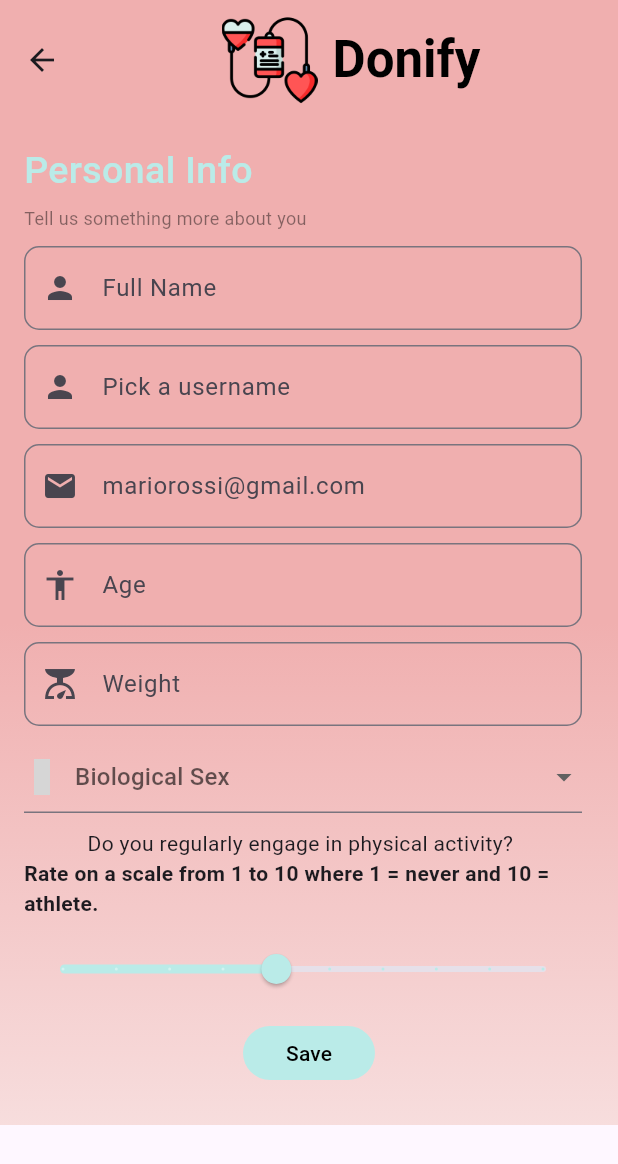
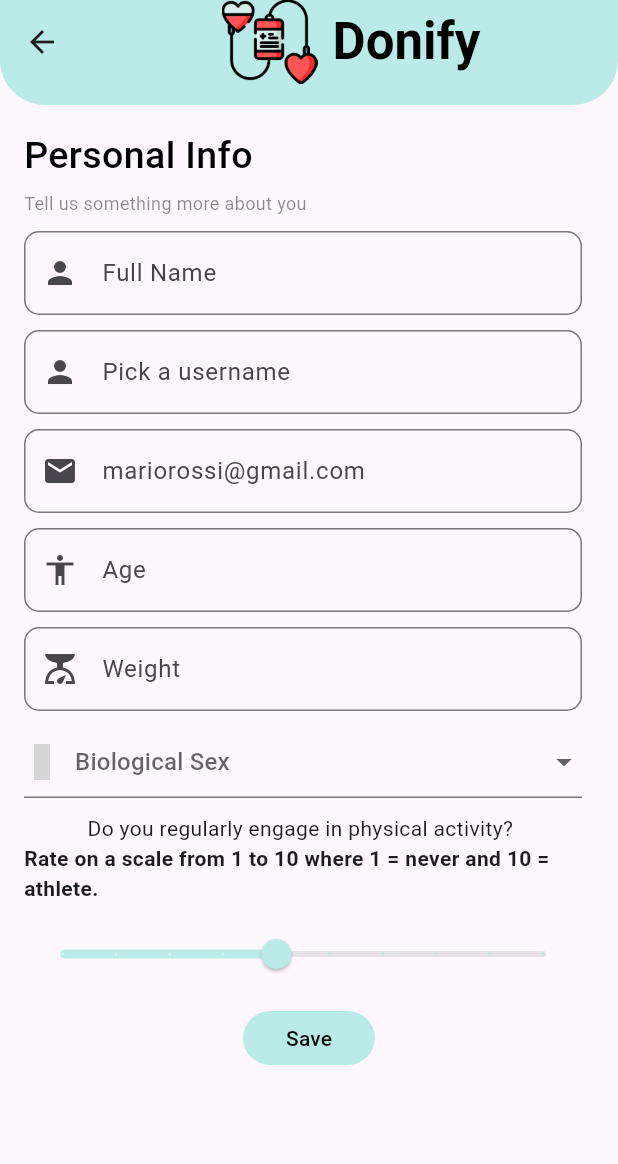
Before and after one commit to giadina10/project_app, a Flutter app: the PersonalInfo screen opened by its route, on a phone screen of 412 x 824 dp. Shown: the top 1164 px of the screen. Run offline on Flutter 3.47's test engine with Material 3 defaults, Android fonts, the phone set to English and light mode, and no system bars; our stand-ins replace jwt_decoder, material_design_icons_flutter, shared_preferences, table_calendar; missing offline and left inert: graphic; accounts and stored records are empty; Roboto replaces fonts that are missing (CustomFont); project files that could hold a hidden picture were left out; grey boxes are pictures that could not be loaded.

Commit message:
cambiato colori

```diff
--- a/APP/blood/lib/screens/HomePage.dart
+++ b/APP/blood/lib/screens/HomePage.dart
@@ -12,7 +12,7 @@ import 'package:blood/screens/StatisticPage.dart';
 // Definisco custom app bar
 PreferredSizeWidget customAppBar(FeaturesProvider featuresProvider) {
   return AppBar(
-    backgroundColor: Color.fromARGB(255, 240, 175, 175),
+    backgroundColor: Color.fromARGB(255, 240, 197, 197),
     shape: const RoundedRectangleBorder(
       borderRadius: BorderRadius.vertical(
         bottom: Radius.circular(30),
@@ -142,7 +142,7 @@ class _HomePageState extends State<HomePage> {
                   'Hello, ',
                   style: TextStyle(
                     fontSize: 20,
-                    fontWeight: FontWeight.w500,
+                    fontWeight: FontWeight.bold,
                     fontFamily: 'Roboto Serif',
                   ),
                 ),
@@ -166,7 +166,7 @@ class _HomePageState extends State<HomePage> {
                 'When do you want to donate?',
                 style: TextStyle(
                   fontSize: 20,
-                  fontWeight: FontWeight.w500,
+                  fontWeight: FontWeight.bold,
                   fontFamily: 'Roboto Serif',
                 ),
               ),
--- a/APP/blood/lib/screens/SignUp.dart
+++ b/APP/blood/lib/screens/SignUp.dart
@@ -25,15 +25,7 @@ class _PersonalInfoState extends State<PersonalInfo> {
   bool? isPregnant;
   bool? isSporty;
   double activityLevel = 5; // Default value on the slider
-  String selectedAvatar = 'assets/images/a1.jpg'; // default avatar
-  final List<String> avatars = [
-    'assets/images/a1.jpg',
-    'assets/images/a2.jpg',
-    'assets/images/a3.jpg',
-    'assets/images/a4.jpg',
-    'assets/images/a5.jpg',
-    'assets/images/a6.jpg',
-  ];
+  bool isLoading = true; // State variable to track loading state
 
   @override
   void initState() {
@@ -63,51 +55,22 @@ class _PersonalInfoState extends State<PersonalInfo> {
       isPregnant = pregnant;
       isSporty = sporty;
       activityLevel = activity;
+      isLoading = false; // Set isLoading to false when data is loaded
     });
-  }
-
-  void _showAvatarSelectionDialog() {
-    showDialog(
-      context: context,
-      builder: (BuildContext context) {
-        return AlertDialog(
-          title: Text('Select an Avatar'),
-          content: Container(
-            width: double.maxFinite,
-            child: GridView.builder(
-              gridDelegate: SliverGridDelegateWithFixedCrossAxisCount(
-                crossAxisCount: 2, // Due colonne
-                mainAxisSpacing: 10.0,
-                crossAxisSpacing: 10.0,
-                childAspectRatio: 1.0,
-              ),
-              shrinkWrap: true,
-              itemCount: avatars.length,
-              itemBuilder: (BuildContext context, int index) {
-                return GestureDetector(
-                  onTap: () {
-                    setState(() {
-                      selectedAvatar = avatars[index];
-                    });
-                    Navigator.of(context).pop();
-                  },
-                  child: Image.asset(avatars[index]),
-                );
-              },
-            ),
-          ),
-        );
-      },
-    );
   }
 
   @override
   Widget build(BuildContext context) {
     return Scaffold(
-      appBar: AppBar(
-        backgroundColor: Color.fromARGB(255, 240, 175, 175),
-        elevation: 0,
-        toolbarHeight: 80,
+      appBar: PreferredSize(
+        preferredSize: Size.fromHeight(70.0), // Set the height here
+        child: AppBar(
+          backgroundColor: Color.fromARGB(255, 186, 235, 232),
+          shape: const RoundedRectangleBorder(
+            borderRadius: BorderRadius.vertical(
+              bottom: Radius.circular(30),
+            ),
+          ),
           title: Row(
             mainAxisAlignment: MainAxisAlignment.center,
             children: [
@@ -128,20 +91,11 @@ class _PersonalInfoState extends State<PersonalInfo> {
             ],
           ),
         ),
+      ),
       body: SafeArea(
-        child: Container(
-          decoration: BoxDecoration(
-            gradient: LinearGradient(
-              begin: Alignment.topCenter,
-              end: Alignment.bottomCenter,
-              colors: [
-                Color.fromARGB(255, 240, 175, 175),
-                Color.fromARGB(255, 247, 221, 221),
-              ],
-              stops: [0.5, 1.0],
-            ),
-          ),
-          child: SingleChildScrollView(
+        child: isLoading
+            ? Center(child: CircularProgressIndicator()) // Show loading indicator while data is loading
+            : SingleChildScrollView(
                 padding: const EdgeInsets.all(16.0),
                 child: Form(
                   key: _formKey,
@@ -153,7 +107,7 @@ class _PersonalInfoState extends State<PersonalInfo> {
                         style: TextStyle(
                           fontWeight: FontWeight.w500,
                           fontSize: 25,
-                      color: Color.fromARGB(255, 186, 235, 232),
+                          color: Color.fromARGB(255, 0, 0, 0),
                         ),
                       ),
                       const SizedBox(height: 5),
@@ -177,11 +131,13 @@ class _PersonalInfoState extends State<PersonalInfo> {
                           decoration: InputDecoration(
                             focusedBorder: OutlineInputBorder(
                               borderRadius: BorderRadius.circular(10.0),
-                          borderSide:
-                              const BorderSide(color: Color.fromARGB(255, 186, 235, 232), width: 2.0),
+                              borderSide: const BorderSide(
+                                  color: Color.fromARGB(255, 186, 235, 232),
+                                  width: 2.0),
                             ),
                             border: const OutlineInputBorder(
-                          borderRadius: BorderRadius.all(Radius.circular(10.0)),
+                              borderRadius:
+                                  BorderRadius.all(Radius.circular(10.0)),
                             ),
                             prefixIcon: const Icon(
                               Icons.person,
@@ -203,8 +159,9 @@ class _PersonalInfoState extends State<PersonalInfo> {
                           decoration: InputDecoration(
                             focusedBorder: OutlineInputBorder(
                               borderRadius: BorderRadius.circular(10.0),
-                          borderSide:
-                              const BorderSide(color: Color.fromARGB(255, 186, 235, 232), width: 2.0),
+                              borderSide: const BorderSide(
+                                  color: Color.fromARGB(255, 186, 235, 232),
+                                  width: 2.0),
                             ),
                             border: const OutlineInputBorder(
                                 borderRadius:
@@ -229,8 +186,9 @@ class _PersonalInfoState extends State<PersonalInfo> {
                           decoration: InputDecoration(
                             focusedBorder: OutlineInputBorder(
                               borderRadius: BorderRadius.circular(10.0),
-                          borderSide:
-                              const BorderSide(color: Color.fromARGB(255, 186, 235, 232), width: 2.0),
+                              borderSide: const BorderSide(
+                                  color: Color.fromARGB(255, 186, 235, 232),
+                                  width: 2.0),
                             ),
                             border: const OutlineInputBorder(
                                 borderRadius:
@@ -260,8 +218,9 @@ class _PersonalInfoState extends State<PersonalInfo> {
                           decoration: InputDecoration(
                             focusedBorder: OutlineInputBorder(
                               borderRadius: BorderRadius.circular(10.0),
-                          borderSide:
-                              const BorderSide(color: Color.fromARGB(255, 186, 235, 232), width: 2.0),
+                              borderSide: const BorderSide(
+                                  color: Color.fromARGB(255, 186, 235, 232),
+                                  width: 2.0),
                             ),
                             border: const OutlineInputBorder(
                                 borderRadius:
@@ -290,8 +249,9 @@ class _PersonalInfoState extends State<PersonalInfo> {
                           decoration: InputDecoration(
                             focusedBorder: OutlineInputBorder(
                               borderRadius: BorderRadius.circular(10.0),
-                          borderSide:
-                              const BorderSide(color: Color.fromARGB(255, 186, 235, 232), width: 2.0),
+                              borderSide: const BorderSide(
+                                  color: Color.fromARGB(255, 186, 235, 232),
+                                  width: 2.0),
                             ),
                             border: const OutlineInputBorder(
                                 borderRadius:
@@ -317,8 +277,9 @@ class _PersonalInfoState extends State<PersonalInfo> {
                           decoration: InputDecoration(
                             focusedBorder: OutlineInputBorder(
                               borderRadius: BorderRadius.circular(10),
-                          borderSide:
-                              const BorderSide(color:Color.fromARGB(255, 186, 235, 232), width: 2.0),
+                              borderSide: const BorderSide(
+                                  color: Color.fromARGB(255, 186, 235, 232),
+                                  width: 2.0),
                             ),
                           ),
                           hint: Row(children: [
@@ -349,7 +310,8 @@ class _PersonalInfoState extends State<PersonalInfo> {
                         padding: const EdgeInsets.only(top: 10, right: 8.0),
                         child: Column(
                           children: [
-                        Text('Do you regularly engage in physical activity? '),
+                            Text(
+                                'Do you regularly engage in physical activity? '),
                             Text(
                               'Rate on a scale from 1 to 10 where 1 = never and 10 = athlete.',
                               style: TextStyle(fontWeight: FontWeight.bold),
@@ -390,11 +352,13 @@ class _PersonalInfoState extends State<PersonalInfo> {
                                     return AlertDialog(
                                       title: Text(
                                         "Attention",
-                                    style: TextStyle(fontWeight: FontWeight.bold),
+                                        style:
+                                            TextStyle(fontWeight: FontWeight.bold),
                                       ),
                                       content: Text(
                                         "Your generosity in considering blood donation is appreciated. However, due to your current condition, we advise waiting until after the birth to donate.",
-                                    style: TextStyle(fontWeight: FontWeight.w500),
+                                        style: TextStyle(
+                                            fontWeight: FontWeight.w500),
                                       ),
                                       actions: [
                                         TextButton(
@@ -404,7 +368,8 @@ class _PersonalInfoState extends State<PersonalInfo> {
                                           child: Text(
                                             "OK",
                                             style: TextStyle(
-                                            color: Color.fromARGB(255, 247, 143, 139),
+                                              color: Color.fromARGB(
+                                                  255, 247, 143, 139),
                                             ),
                                           ),
                                         ),
@@ -423,7 +388,8 @@ class _PersonalInfoState extends State<PersonalInfo> {
                           child: MaterialButton(
                             onPressed: () async {
                               if (_formKey.currentState!.validate()) {
-                            final sp = await SharedPreferences.getInstance();
+                                final sp =
+                                    await SharedPreferences.getInstance();
                                 sp.setString('fullName', fullnameController.text);
                                 sp.setString('name', nameController.text);
                                 sp.setString('email', emailController.text);
@@ -435,7 +401,8 @@ class _PersonalInfoState extends State<PersonalInfo> {
                                 sp.setDouble('activityLevel', activityLevel);
 
                                 // Chiama la funzione updatePreferences del FeaturesProvider
-                            Provider.of<FeaturesProvider>(context, listen: false)
+                                Provider.of<FeaturesProvider>(context,
+                                        listen: false)
                                     .updatePreferences({
                                   'fullName': fullnameController.text,
                                   'name': nameController.text,
@@ -451,14 +418,16 @@ class _PersonalInfoState extends State<PersonalInfo> {
                                 Navigator.pop(context); // Torna alla schermata precedente
                               }
                             },
-                        color:Color.fromARGB(255, 186, 235, 232), // Cambia il colore del bottone
+                            color: Color.fromARGB(255, 186, 235, 232),
+                            // Cambia il colore del bottone
                             shape: RoundedRectangleBorder(
                               borderRadius: BorderRadius.circular(50),
                             ),
                             elevation: 0, // Rimuove l'ombra
                             child: Text(
                               'Save',
-                          style: TextStyle(color: Colors.black), // Cambia il colore del testo
+                              style: TextStyle(color: Colors.black),
+                              // Cambia il colore del testo
                             ),
                           ),
                         ),
@@ -468,7 +437,6 @@ class _PersonalInfoState extends State<PersonalInfo> {
                 ),
               ),
       ),
-      ),
     );
   }
 }
--- a/APP/blood/pubspec.yaml
+++ b/APP/blood/pubspec.yaml
@@ -93,7 +93,6 @@ flutter:
   - assets/images/instagram.png
   - assets/images/prova.png
   - assets/images/prova2.png
-  - assets/images/Lottie/Animation - 1715069611277.json
   - assets/images/splashIcon.png
   - assets/images/splash.png
   - assets/images/hero1.jpg
@@ -104,6 +103,8 @@ flutter:
   - assets/images/a4.jpg
   - assets/images/a5.jpg
   - assets/images/a6.jpg
+  - assets/images/login_image.png
+
 
 
 
```
Also changed, not shown: APP/blood/lib/screens/SignUp_onboarding.dart (+15 -18 lines), APP/blood/lib/screens/activity_levelpage.dart (+14 -4 lines), APP/blood/lib/screens/login.dart (+23 -17 lines), APP/blood/assets/images/login_image.png (added). Lines whose indentation alone changed are shown as unchanged.
